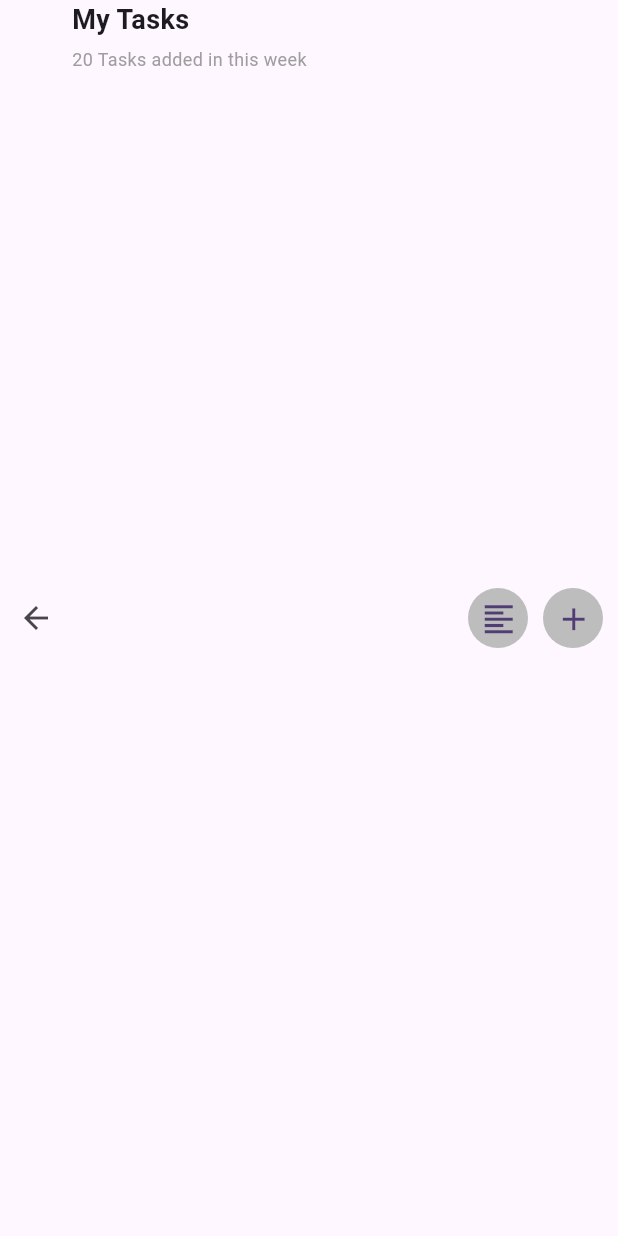
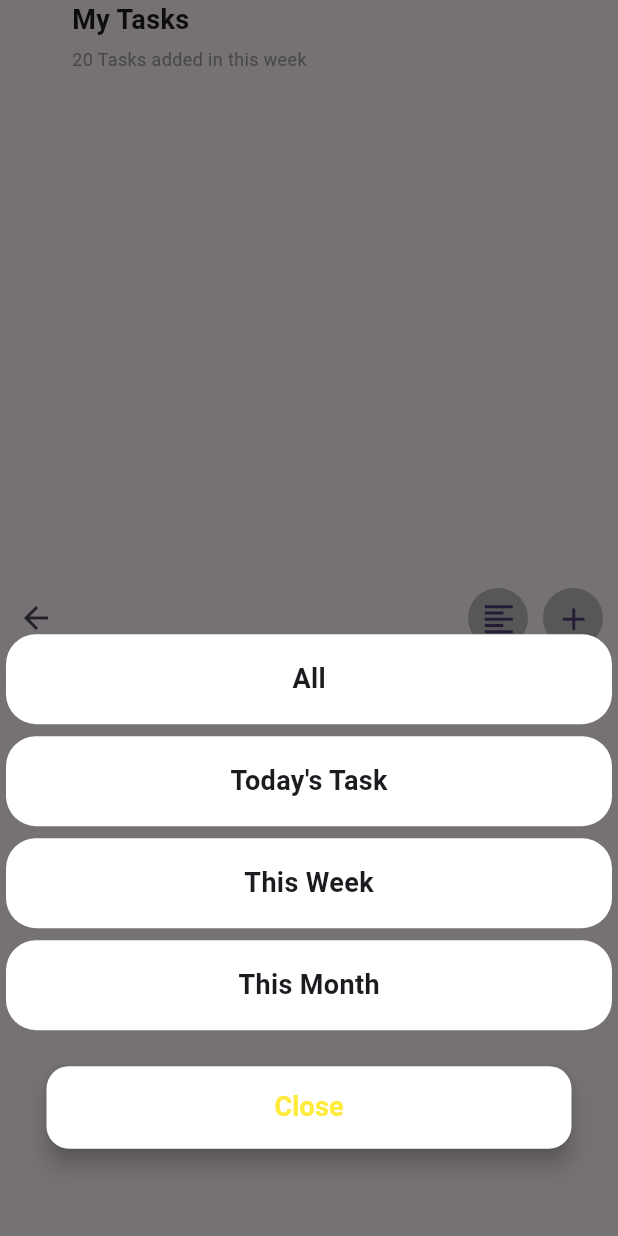
Before and after one commit to Salman4511/Task_Manager_App, a Flutter app: the MyTaskAppBarWidget widget shown alone on an empty page, opened directly, after a tap on the "format align left" icon, on a phone screen of 412 x 824 dp. Run offline on Flutter 3.47's test engine with Material 3 defaults, Android fonts, the phone set to English and light mode, and no system bars; network calls fail.

```diff
--- a/lib/utils/constants.dart
+++ b/lib/utils/constants.dart
@@ -42,7 +42,7 @@ TextStyle textstyle13 =
     const TextStyle(color: kblue, fontWeight: FontWeight.w900, fontSize: 16);
 TextStyle textstyle14 =
     const TextStyle(fontSize: 18, fontWeight: FontWeight.bold);
-
+TextStyle textstyle00 = const TextStyle(fontSize: 18, fontWeight: FontWeight.bold,color: Colors.yellow);
 // Ksizedbox
 
 SizedBox kheight300 = const SizedBox(
--- /dev/null
+++ b/lib/view/widgets/drawer_tile_widget.dart
@@ -0,0 +1,25 @@
+import 'package:flutter/material.dart';
+import 'package:task_manager_app/utils/constants.dart';
+
+class DrawerTileWidget extends StatelessWidget {
+  final String title;
+  const DrawerTileWidget({
+    super.key, required this.title,
+  });
+
+  @override
+  Widget build(BuildContext context) {
+    return Padding(
+      padding: const EdgeInsets.all(4.0),
+      child: Container(
+        height: 60,
+        width: 500,
+        decoration: BoxDecoration(
+          color: kwhite,
+          borderRadius: BorderRadius.circular(20),
+        ),
+        child: Center(child: Text(title,style: textstyle1,)),
+      ),
+    );
+  }
+}
--- a/lib/view/widgets/my_task_app_bar_widget.dart
+++ b/lib/view/widgets/my_task_app_bar_widget.dart
@@ -1,6 +1,7 @@
 import 'package:flutter/material.dart';
 import 'package:task_manager_app/utils/constants.dart';
 import 'package:task_manager_app/view/tasks/add_task_screen.dart';
+import 'package:task_manager_app/view/widgets/drawer_tile_widget.dart';
 
 class MyTaskAppBarWidget extends StatelessWidget {
   const MyTaskAppBarWidget({super.key});
@@ -32,7 +33,41 @@ class MyTaskAppBarWidget extends StatelessWidget {
         CircleAvatar(
           backgroundColor: kgrey.shade400,
           child: IconButton(
-              onPressed: () {},
+              onPressed: () {
+                showModalBottomSheet(
+                  backgroundColor: Colors.transparent,
+                  context: context,
+                  builder: (BuildContext context) {
+                    return Column(
+                      mainAxisAlignment: MainAxisAlignment.center,
+                      children: <Widget>[
+                         const DrawerTileWidget(title: 'All',),
+                         const DrawerTileWidget(title: 'Today\'s Task'),
+                         const DrawerTileWidget(title: 'This Week'),
+                         const DrawerTileWidget(title: 'This Month'),
+                        const SizedBox(height: 20),
+                        SizedBox(
+                          height: 55,
+                          width: 350,
+                          child: FloatingActionButton(
+                            onPressed: () {
+                              Navigator.pop(context);
+                            },
+                            backgroundColor: kwhite,
+                            shape: RoundedRectangleBorder(
+                              borderRadius: BorderRadius.circular(15.0),
+                            ),
+                            child: Text(
+                              'Close',
+                              style: textstyle00,
+                            ),
+                          ),
+                        ),
+                      ],
+                    );
+                  },
+                );
+              },
               icon: const Icon(
                 Icons.format_align_left_outlined,
                 size: 25,
--- a/pubspec.yaml
+++ b/pubspec.yaml
@@ -59,9 +59,9 @@ flutter:
   uses-material-design: true
 
   # To add assets to your application, add an assets section, like this:
-  # assets:
-  #   - images/a_dot_burr.jpeg
-  #   - images/a_dot_ham.jpeg
+assets:
+  - assets/
+  - assets/png-clipart-woman-s-profile-graphy-black-woman.png
 
   # An image asset can refer to one or more resolution-specific "variants", see
   # https://flutter.dev/assets-and-images/#resolution-aware
```
